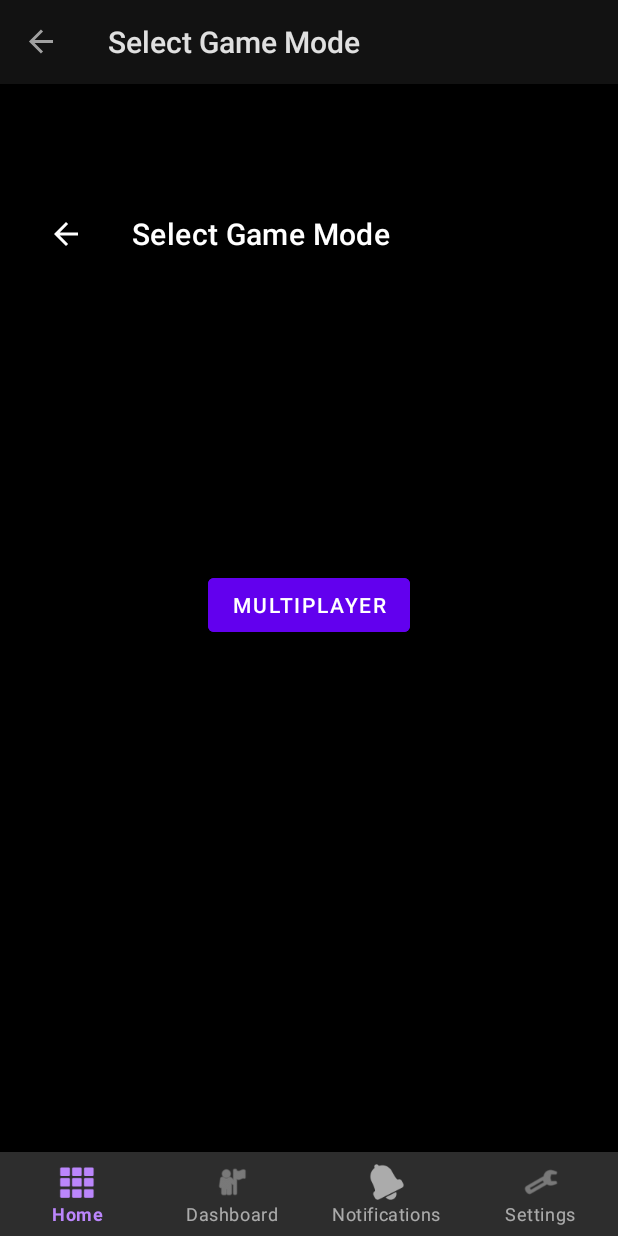
After one commit to Team2FS/GameVault, an Android app: the GameModeFragment screen opened through its navigation route, on a phone screen of 412 x 824 dp. The commit adds this screen. Run offline under Robolectric (Android 15) with nearby library versions, the phone set to English and light mode, and no system bars; our stand-ins replace Firebase (no records; nobody signed in at launch, a user with empty details on screens opened directly), navigation-ui; 2 statements that could not run were skipped.

Commit message:
implemented game mode fragment for mode select post-dashboard

```diff
--- a/app/src/main/java/com/example/gamevault/MainActivity.java
+++ b/app/src/main/java/com/example/gamevault/MainActivity.java
@@ -4,15 +4,16 @@ import android.content.Intent;
 import android.content.SharedPreferences;
 import android.os.Bundle;
 import android.util.Log;
-import com.example.gamevault.ui.login.loginActivity;
-import com.google.android.material.bottomnavigation.BottomNavigationView;
+import androidx.annotation.NonNull;
 import androidx.appcompat.app.AppCompatActivity;
 import androidx.navigation.NavController;
 import androidx.navigation.Navigation;
 import androidx.navigation.ui.AppBarConfiguration;
 import androidx.navigation.ui.NavigationUI;
 import com.example.gamevault.databinding.ActivityMainBinding;
-import com.example.gamevault.FirebaseUtility;
+import com.example.gamevault.ui.login.loginActivity;
+import com.google.android.material.bottomnavigation.BottomNavigationView;
+import com.google.android.material.navigation.NavigationBarView;
 
 public class MainActivity extends AppCompatActivity {
 
@@ -22,39 +23,55 @@ public class MainActivity extends AppCompatActivity {
     protected void onCreate(Bundle savedInstanceState) {
         super.onCreate(savedInstanceState);
 
-        SharedPreferences sharedpreferences = getSharedPreferences("Profile", MODE_PRIVATE);
-        boolean isLoggedIn = sharedpreferences.getBoolean("isLoggedIn", false);
+        // Check if the user is logged in
+        SharedPreferences sharedPreferences = getSharedPreferences("Profile", MODE_PRIVATE);
+        boolean isLoggedIn = sharedPreferences.getBoolean("isLoggedIn", false);
 
-        if(!isLoggedIn)//if user is not logged in
-        {
-            Intent intent = new Intent (this, loginActivity.class);//create activity
-
-            startActivity(intent); //start activity
-
-            finish();//finish activity , not going to continue on the rest of the page
+        if (!isLoggedIn) {
+            Intent intent = new Intent(this, loginActivity.class);
+            startActivity(intent);
+            finish(); // Close MainActivity since the user is redirected to login
         }
 
+        // Inflate layout with ViewBinding
         binding = ActivityMainBinding.inflate(getLayoutInflater());
         setContentView(binding.getRoot());
 
         BottomNavigationView navView = findViewById(R.id.nav_view);
-        // Passing each menu ID as a set of Ids because each
-        // menu should be considered as top level destinations.
         AppBarConfiguration appBarConfiguration = new AppBarConfiguration.Builder(
-                R.id.navigation_home, R.id.navigation_dashboard, R.id.navigation_notifications,R.id.navigation_settings)
+                R.id.navigation_home, R.id.navigation_dashboard, R.id.navigation_notifications, R.id.navigation_settings)
                 .build();
+
         NavController navController = Navigation.findNavController(this, R.id.nav_host_fragment_activity_main);
         NavigationUI.setupActionBarWithNavController(this, navController, appBarConfiguration);
         NavigationUI.setupWithNavController(binding.navView, navController);
 
-        // Read JSON from assets and upload to Firebase
+        // ensure that switching tabs removes the GameModeFragment
+        navView.setOnItemSelectedListener(new NavigationBarView.OnItemSelectedListener() {
+            @Override
+            public boolean onNavigationItemSelected(@NonNull android.view.MenuItem item) {
+                int itemId = item.getItemId();
+
+                //check if current destination is different from the selected item
+                if (navController.getCurrentDestination() != null &&
+                        navController.getCurrentDestination().getId() != itemId) {
+
+                    // pop stack to ensure GameModeFragment is removed
+                    navController.popBackStack(R.id.navigation_dashboard, false);
+
+                    //navigate to selected tab
+                    navController.navigate(itemId);
+                }
+                return true;
+            }
+        });
+
+        // Firebase JSON handling
         String jsonData = FirebaseUtility.readJSONFromAsset(this, "CamoData.json");
         if (jsonData != null) {
             FirebaseUtility.uploadJSONToFirebase(jsonData);
         } else {
             Log.e("MainActivity", "Failed to read JSON data");
         }
-
     }
-
 }
--- a/app/src/main/java/com/example/gamevault/ui/dashboard/DashboardFragment.java
+++ b/app/src/main/java/com/example/gamevault/ui/dashboard/DashboardFragment.java
@@ -10,17 +10,18 @@ import android.view.View;
 import android.view.ViewGroup;
 import android.widget.ImageView;
 import android.widget.Toast;
-
 import androidx.annotation.NonNull;
 import androidx.fragment.app.Fragment;
 import androidx.lifecycle.ViewModelProvider;
-
+import androidx.navigation.Navigation;
+import com.example.gamevault.R;
 import com.example.gamevault.databinding.FragmentDashboardBinding;
 
 public class DashboardFragment extends Fragment {
 
     private FragmentDashboardBinding binding;
 
+    @Override
     public View onCreateView(@NonNull LayoutInflater inflater,
                              ViewGroup container, Bundle savedInstanceState) {
         DashboardViewModel dashboardViewModel =
@@ -29,37 +30,42 @@ public class DashboardFragment extends Fragment {
         binding = FragmentDashboardBinding.inflate(inflater, container, false);
         View root = binding.getRoot();
 
-        //attach listeners for haptic feedback
-        setClickListener(binding.game1Thumbnail, "Call of Duty: Black Ops 6");
-        setClickListener(binding.game2Thumbnail, "Call of Duty: Warzone 2.0");
-        setClickListener(binding.game3Thumbnail, "Call of Duty: Modern Warfare 3");
-        setClickListener(binding.game4Thumbnail, "Call of Duty: Modern Warfare 2");
-        setClickListener(binding.game5Thumbnail, "Call of Duty: Black Ops 4");
-        setClickListener(binding.game6Thumbnail, "Call of Duty: Cold War");
+        //attach listeners for game selection
+        setClickListener(binding.game1Thumbnail, "Call of Duty: Black Ops 6", R.drawable.black_ops_6);
+        setClickListener(binding.game2Thumbnail, "Call of Duty: Warzone 2.0", R.drawable.cod_warzone_2);
+        setClickListener(binding.game3Thumbnail, "Call of Duty: Modern Warfare 3", R.drawable.cod_modern_warfare_3);
+        setClickListener(binding.game4Thumbnail, "Call of Duty: Modern Warfare 2", R.drawable.call_of_duty_modern_warfare_2);
+        setClickListener(binding.game5Thumbnail, "Call of Duty: Black Ops 4", R.drawable.black_ops_4);
+        setClickListener(binding.game6Thumbnail, "Call of Duty: Cold War", R.drawable.black_ops_cold_war);
 
         return root;
     }
 
-    private void setClickListener(ImageView imageView, String gameName) {
+    private void setClickListener(ImageView imageView, String gameName, int imageResId) {
         if (imageView != null) {
             imageView.setOnClickListener(view -> {
                 //provide haptic feedback
                 Vibrator vibrator = (Vibrator) requireContext().getSystemService(Context.VIBRATOR_SERVICE);
                 if (vibrator != null && vibrator.hasVibrator()) {
                     if (Build.VERSION.SDK_INT >= Build.VERSION_CODES.O) {
-                        //for API 26+
                         vibrator.vibrate(VibrationEffect.createOneShot(50, VibrationEffect.DEFAULT_AMPLITUDE));
                     } else {
-                        //for older devices
                         vibrator.vibrate(50);
                     }
                 }
 
-                //remove "Call of Duty" from the message
+                //remove "Call of Duty" from message
                 String shortGameName = gameName.replace("Call of Duty: ", "");
 
                 //show toast message
                 Toast.makeText(getContext(), "Tapped on " + shortGameName, Toast.LENGTH_SHORT).show();
+
+                //navigate to GameModeFragment with game details
+                Bundle bundle = new Bundle();
+                bundle.putString("gameTitle", gameName);
+                bundle.putInt("gameImage", imageResId);
+
+                Navigation.findNavController(view).navigate(R.id.action_dashboard_to_gameMode, bundle);
             });
         }
     }
--- /dev/null
+++ b/app/src/main/java/com/example/gamevault/ui/gamemode/GameModeFragment.java
@@ -0,0 +1,77 @@
+package com.example.gamevault.ui.gamemode;
+
+import android.os.Bundle;
+import android.view.LayoutInflater;
+import android.view.View;
+import android.view.ViewGroup;
+import android.widget.TextView;
+import android.widget.ImageView;
+import android.widget.Button;
+import androidx.annotation.NonNull;
+import androidx.annotation.Nullable;
+import androidx.appcompat.widget.Toolbar;
+import androidx.fragment.app.Fragment;
+import androidx.navigation.Navigation;
+import com.example.gamevault.R;
+
+public class GameModeFragment extends Fragment {
+
+    private String gameTitle;
+    private int gameImageResId;
+
+    @Override
+    public View onCreateView(@NonNull LayoutInflater inflater, ViewGroup container, Bundle savedInstanceState) {
+        return inflater.inflate(R.layout.fragment_game_mode, container, false);
+    }
+
+    @Override
+    public void onViewCreated(@NonNull View view, @Nullable Bundle savedInstanceState) {
+        super.onViewCreated(view, savedInstanceState);
+
+        //toolbar Back Button
+        Toolbar toolbar = view.findViewById(R.id.game_mode_toolbar);
+        toolbar.setNavigationOnClickListener(v -> Navigation.findNavController(view).navigateUp());
+
+        //get game title and image
+        if (getArguments() != null) {
+            gameTitle = getArguments().getString("gameTitle", "Unknown Game");
+            gameImageResId = getArguments().getInt("gameImage", R.drawable.black_ops_4);
+        }
+
+        //set game title and image
+        TextView gameTitleTextView = view.findViewById(R.id.game_title);
+        gameTitleTextView.setText(gameTitle);
+        ImageView gameImageView = view.findViewById(R.id.game_image);
+        gameImageView.setImageResource(gameImageResId);
+
+        //find buttons
+        Button multiplayerButton = view.findViewById(R.id.btn_multiplayer);
+        Button zombiesButton = view.findViewById(R.id.btn_zombies);
+        Button warzoneButton = view.findViewById(R.id.btn_warzone);
+
+        //handle button clicks
+        multiplayerButton.setOnClickListener(v -> showMessage("Multiplayer selected for " + gameTitle));
+        zombiesButton.setOnClickListener(v -> showMessage("Zombies selected for " + gameTitle));
+        warzoneButton.setOnClickListener(v -> showMessage("Warzone selected for " + gameTitle));
+
+        //hide buttons if mode isnt available
+        if (!gameSupportsZombies(gameTitle)) {
+            zombiesButton.setVisibility(View.GONE);
+        }
+        if (!gameSupportsWarzone(gameTitle)) {
+            warzoneButton.setVisibility(View.GONE);
+        }
+    }
+
+    private void showMessage(String message) {
+        android.widget.Toast.makeText(requireContext(), message, android.widget.Toast.LENGTH_SHORT).show();
+    }
+
+    private boolean gameSupportsZombies(String game) {
+        return game.contains("Black Ops") || game.contains("Cold War");
+    }
+
+    private boolean gameSupportsWarzone(String game) {
+        return game.contains("Warzone");
+    }
+}
--- /dev/null
+++ b/app/src/main/res/drawable/ic_back_arrow.xml
@@ -0,0 +1,5 @@
+<vector xmlns:android="http://schemas.android.com/apk/res/android" android:autoMirrored="true" android:height="24dp" android:tint="#FFFFFF" android:viewportHeight="24" android:viewportWidth="24" android:width="24dp">
+
+    <path android:fillColor="@android:color/white" android:pathData="M20,11H7.83l5.59,-5.59L12,4l-8,8 8,8 1.41,-1.41L7.83,13H20v-2z"/>
+
+</vector>
--- /dev/null
+++ b/app/src/main/res/layout/fragment_game_mode.xml
@@ -0,0 +1,89 @@
+<?xml version="1.0" encoding="utf-8"?>
+<ScrollView
+        xmlns:android="http://schemas.android.com/apk/res/android"
+        xmlns:app="http://schemas.android.com/apk/res-auto"
+        xmlns:tools="http://schemas.android.com/tools"
+        android:layout_width="match_parent"
+        android:layout_height="match_parent"
+        android:fillViewport="true"
+        android:background="@android:color/black"
+        tools:context=".ui.gamemode.GameModeFragment">
+
+    <androidx.constraintlayout.widget.ConstraintLayout
+            android:layout_width="match_parent"
+            android:layout_height="wrap_content"
+            android:padding="16dp">
+
+        <!-- Toolbar with Back Button -->
+        <androidx.appcompat.widget.Toolbar
+                android:id="@+id/game_mode_toolbar"
+                android:layout_width="match_parent"
+                android:layout_height="wrap_content"
+                android:background="@color/black"
+                app:title="Select Game Mode"
+                app:titleTextColor="@android:color/white"
+                app:navigationIcon="@drawable/ic_back_arrow" />
+
+        <!-- Game Title -->
+        <TextView
+                android:id="@+id/game_title"
+                android:layout_width="wrap_content"
+                android:layout_height="wrap_content"
+                android:textSize="22sp"
+                android:textStyle="bold"
+                android:textColor="@android:color/white"
+                app:layout_constraintTop_toBottomOf="@id/game_mode_toolbar"
+                app:layout_constraintStart_toStartOf="parent"
+                app:layout_constraintEnd_toEndOf="parent"/>
+
+        <!-- Game Image -->
+        <ImageView
+                android:id="@+id/game_image"
+                android:layout_width="250dp"
+                android:layout_height="150dp"
+                android:scaleType="centerCrop"
+                app:layout_constraintTop_toBottomOf="@id/game_title"
+                app:layout_constraintStart_toStartOf="parent"
+                app:layout_constraintEnd_toEndOf="parent"/>
+
+        <!-- Multiplayer Button -->
+        <Button
+                android:id="@+id/btn_multiplayer"
+                android:layout_width="wrap_content"
+                android:layout_height="wrap_content"
+                android:backgroundTint="@color/purple_500"
+                android:text="MULTIPLAYER"
+                android:textColor="@android:color/white"
+                app:layout_constraintTop_toBottomOf="@id/game_image"
+                app:layout_constraintStart_toStartOf="parent"
+                app:layout_constraintEnd_toEndOf="parent"
+                android:layout_marginTop="16dp"/>
+
+        <!-- Zombies Button (if game has Zombies) -->
+        <Button
+                android:id="@+id/btn_zombies"
+                android:layout_width="wrap_content"
+                android:layout_height="wrap_content"
+                android:backgroundTint="@color/purple_500"
+                android:text="ZOMBIES"
+                android:textColor="@android:color/white"
+                app:layout_constraintTop_toBottomOf="@id/btn_multiplayer"
+                app:layout_constraintStart_toStartOf="parent"
+                app:layout_constraintEnd_toEndOf="parent"
+                android:layout_marginTop="16dp"/>
+
+        <!-- Warzone Button (if game has Warzone) -->
+        <Button
+                android:id="@+id/btn_warzone"
+                android:layout_width="wrap_content"
+                android:layout_height="wrap_content"
+                android:backgroundTint="@color/purple_500"
+                android:text="WARZONE"
+                android:textColor="@android:color/white"
+                app:layout_constraintTop_toBottomOf="@id/btn_zombies"
+                app:layout_constraintStart_toStartOf="parent"
+                app:layout_constraintEnd_toEndOf="parent"
+                android:layout_marginTop="16dp"/>
+
+    </androidx.constraintlayout.widget.ConstraintLayout>
+</ScrollView>
--- a/app/src/main/res/navigation/mobile_navigation.xml
+++ b/app/src/main/res/navigation/mobile_navigation.xml
@@ -5,26 +5,45 @@
             android:id="@+id/mobile_navigation"
             app:startDestination="@+id/navigation_home">
 
+    <!-- Home Fragment -->
     <fragment
             android:id="@+id/navigation_home"
             android:name="com.example.gamevault.ui.home.HomeFragment"
             android:label="@string/title_home"
             tools:layout="@layout/fragment_home"/>
 
+    <!-- Dashboard Fragment -->
     <fragment
             android:id="@+id/navigation_dashboard"
             android:name="com.example.gamevault.ui.dashboard.DashboardFragment"
             android:label="@string/title_dashboard"
-            tools:layout="@layout/fragment_dashboard"/>
+            tools:layout="@layout/fragment_dashboard">
 
+        <!-- Action: Navigate to GameModeFragment -->
+        <action
+                android:id="@+id/action_dashboard_to_gameMode"
+                app:destination="@id/gameModeFragment"/>
+
+    </fragment>
+
+    <!-- Notifications Fragment -->
     <fragment
             android:id="@+id/navigation_notifications"
             android:name="com.example.gamevault.ui.notifications.NotificationsFragment"
             android:label="@string/title_notifications"
             tools:layout="@layout/fragment_notifications"/>
+
+    <!-- Settings Fragment -->
     <fragment
             android:id="@+id/navigation_settings"
             android:name="com.example.gamevault.ui.settings.SettingsFragment"
             android:label="@string/title_settings"
             tools:layout="@layout/fragment_settings"/>
+
+    <!-- Game Mode Fragment -->
+    <fragment
+            android:id="@+id/gameModeFragment"
+            android:name="com.example.gamevault.ui.gamemode.GameModeFragment"
+            android:label="Select Game Mode"
+            tools:layout="@layout/fragment_game_mode"/>
 </navigation>
```
